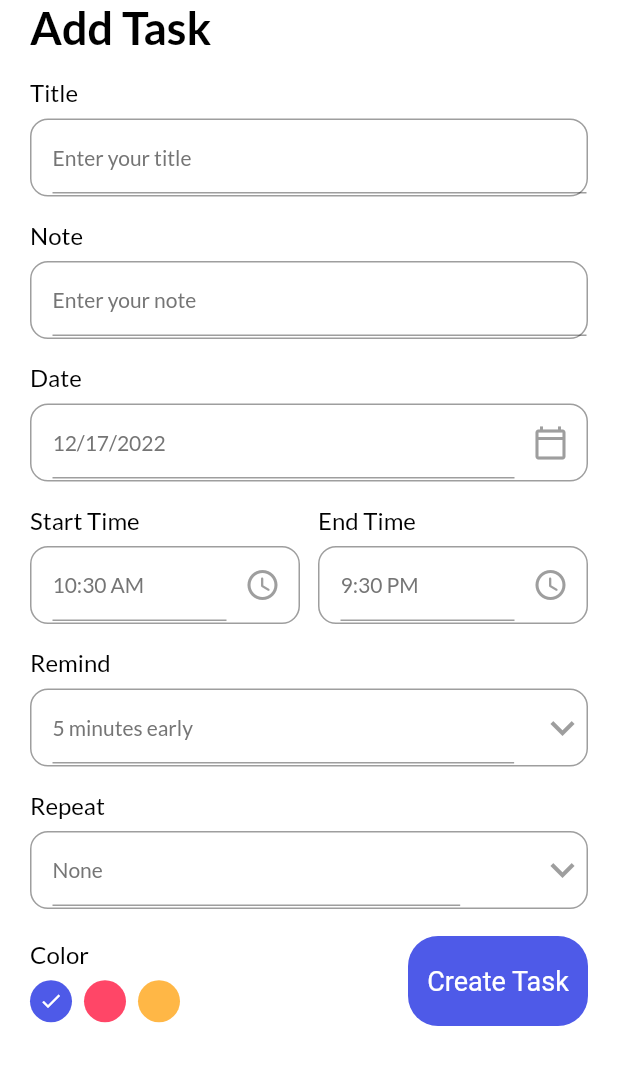
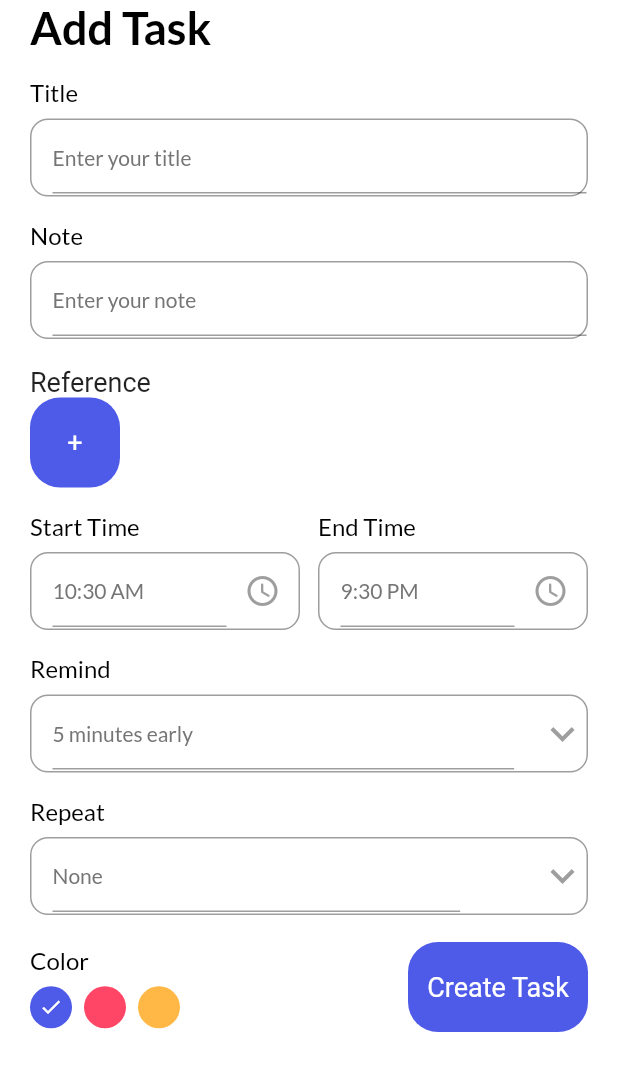
Before and after one commit to aashayk18/SchedMed, a Flutter app: the AddTaskPage screen opened directly, on a phone screen of 412 x 824 dp, the part 84-1175 px from its top. Run offline on Flutter 3.47's test engine with Material 2 defaults, Android fonts, the phone set to English and light mode, and no system bars; our stand-ins replace date_picker_timeline, flutter_local_notifications, flutter_native_timezone, flutter_staggered_animations, get, get_storage and 3 more; accounts and stored records are empty.

Commit message:
Added the reference part

```diff
--- a/lib/ui/add_task_bar.dart
+++ b/lib/ui/add_task_bar.dart
@@ -51,17 +51,21 @@ class _AddTaskPageState extends State<AddTaskPage> {
                   ),
                   MyInputField(title: "Title", hint: "Enter your title", controller: _titleController),
                   MyInputField(title: "Note", hint: "Enter your note", controller: _noteController),
-                  MyInputField(
-                    title: "Date",
-                    hint: DateFormat.yMd().format(_selectedDate),
-                      widget: IconButton(
-                      icon: Icon(Icons.calendar_today_outlined,
-                          color: Colors.grey),
-                      onPressed: () {
-                        _getDateFromUser();
-                      },
-                    ),
+                  SizedBox(height: 18), // done the changes here
+                  const Text(
+                    "Reference",
+                    style: TextStyle(fontSize: 18),
+                    textAlign: TextAlign.left,
                   ),
+                  Row(
+                      mainAxisAlignment: MainAxisAlignment.spaceBetween,
+                      crossAxisAlignment: CrossAxisAlignment.center,
+                      children: [
+                        SizedBox(
+                          width: 60,
+                          child: MyButton(label: "+", onTap: () {}),
+                        )
+                      ]), //uptil here
                   Row(children: [
                     Expanded(
                         child: MyInputField(
```
